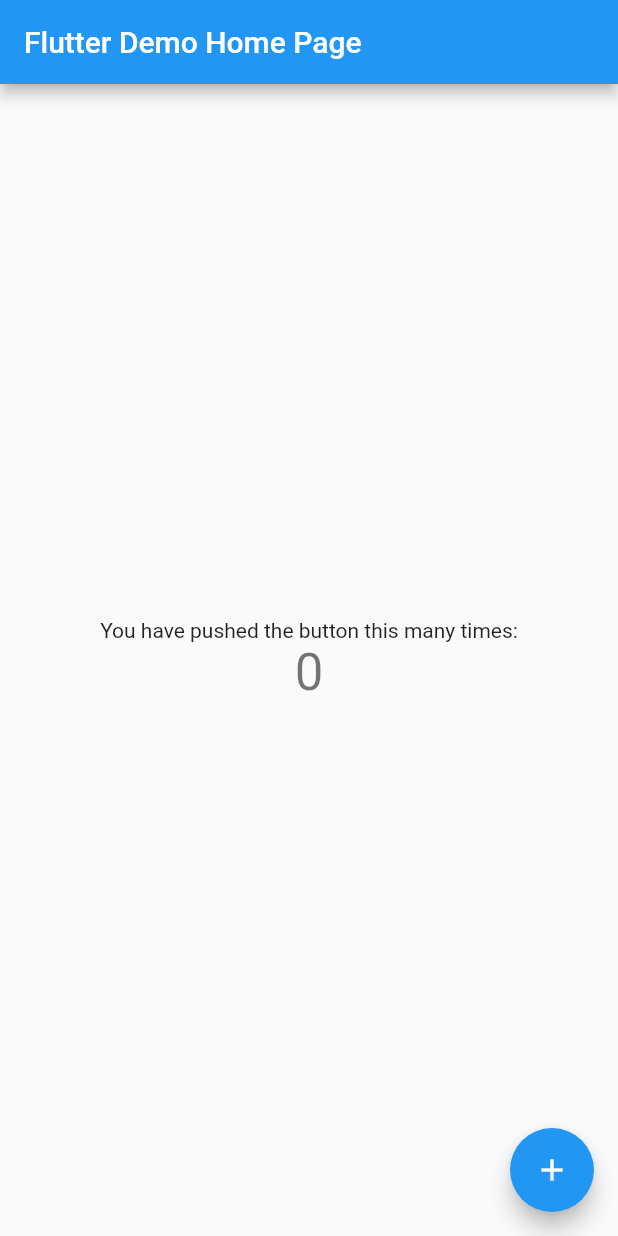
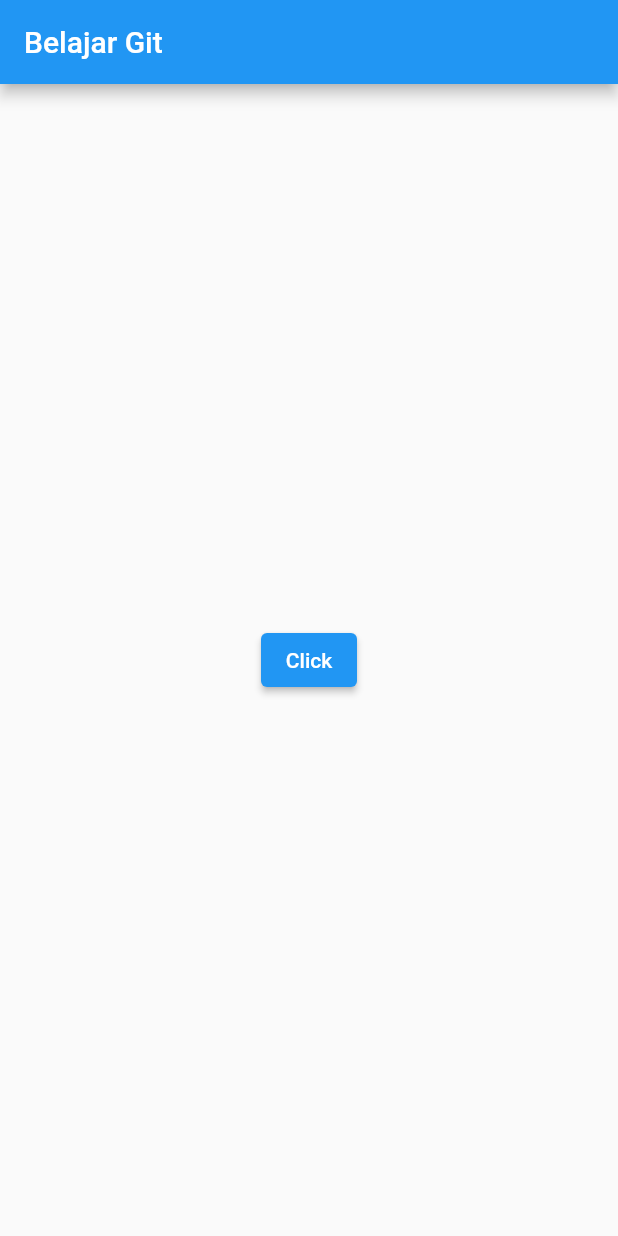
Before and after one commit to khozinnzx/belajar_git, a Flutter app: the screen it shows after launch, on a phone screen of 412 x 824 dp. Run offline on Flutter 3.47's test engine with Material 2 defaults, Android fonts, the phone set to English and light mode, and no system bars; our stand-ins replace get; missing offline and left inert: dart:js.

Commit message:
membuat button dengan fungsi menampilkan dialog

```diff
--- a/lib/main.dart
+++ b/lib/main.dart
@@ -1,115 +1,50 @@
+// ignore_for_file: prefer_const_constructors
+
+import 'dart:js';
+
 import 'package:flutter/material.dart';
+import 'package:get/get.dart';
 
 void main() {
-  runApp(const MyApp());
+  runApp(MyApp());
 }
 
 class MyApp extends StatelessWidget {
   const MyApp({super.key});
 
-  // This widget is the root of your application.
   @override
   Widget build(BuildContext context) {
-    return MaterialApp(
-      title: 'Flutter Demo',
-      theme: ThemeData(
-        // This is the theme of your application.
-        //
-        // Try running your application with "flutter run". You'll see the
-        // application has a blue toolbar. Then, without quitting the app, try
-        // changing the primarySwatch below to Colors.green and then invoke
-        // "hot reload" (press "r" in the console where you ran "flutter run",
-        // or simply save your changes to "hot reload" in a Flutter IDE).
-        // Notice that the counter didn't reset back to zero; the application
-        // is not restarted.
-        primarySwatch: Colors.blue,
-      ),
-      home: const MyHomePage(title: 'Flutter Demo Home Page'),
+    return GetMaterialApp(
+      home: HomePage(),
     );
   }
 }
 
-class MyHomePage extends StatefulWidget {
-  const MyHomePage({super.key, required this.title});
-
-  // This widget is the home page of your application. It is stateful, meaning
-  // that it has a State object (defined below) that contains fields that affect
-  // how it looks.
-
-  // This class is the configuration for the state. It holds the values (in this
-  // case the title) provided by the parent (in this case the App widget) and
-  // used by the build method of the State. Fields in a Widget subclass are
-  // always marked "final".
-
-  final String title;
-
-  @override
-  State<MyHomePage> createState() => _MyHomePageState();
-}
-
-class _MyHomePageState extends State<MyHomePage> {
-  int _counter = 0;
-
-  void _incrementCounter() {
-    setState(() {
-      // This call to setState tells the Flutter framework that something has
-      // changed in this State, which causes it to rerun the build method below
-      // so that the display can reflect the updated values. If we changed
-      // _counter without calling setState(), then the build method would not be
-      // called again, and so nothing would appear to happen.
-      _counter++;
-    });
-  }
+class HomePage extends StatelessWidget {
+  const HomePage({super.key});
 
   @override
   Widget build(BuildContext context) {
-    // This method is rerun every time setState is called, for instance as done
-    // by the _incrementCounter method above.
-    //
-    // The Flutter framework has been optimized to make rerunning build methods
-    // fast, so that you can just rebuild anything that needs updating rather
-    // than having to individually change instances of widgets.
     return Scaffold(
       appBar: AppBar(
-        // Here we take the value from the MyHomePage object that was created by
-        // the App.build method, and use it to set our appbar title.
-        title: Text(widget.title),
+        title: Text("Belajar Git"),
       ),
       body: Center(
-        // Center is a layout widget. It takes a single child and positions it
-        // in the middle of the parent.
-        child: Column(
-          // Column is also a layout widget. It takes a list of children and
-          // arranges them vertically. By default, it sizes itself to fit its
-          // children horizontally, and tries to be as tall as its parent.
-          //
-          // Invoke "debug painting" (press "p" in the console, choose the
-          // "Toggle Debug Paint" action from the Flutter Inspector in Android
-          // Studio, or the "Toggle Debug Paint" command in Visual Studio Code)
-          // to see the wireframe for each widget.
-          //
-          // Column has various properties to control how it sizes itself and
-          // how it positions its children. Here we use mainAxisAlignment to
-          // center the children vertically; the main axis here is the vertical
-          // axis because Columns are vertical (the cross axis would be
-          // horizontal).
-          mainAxisAlignment: MainAxisAlignment.center,
-          children: <Widget>[
-            const Text(
-              'You have pushed the button this many times:',
-            ),
-            Text(
-              '$_counter',
-              style: Theme.of(context).textTheme.headline4,
-            ),
-          ],
-        ),
+        child: ElevatedButton(
+            onPressed: () {
+              showDialog(
+                context: context,
+                builder: (context) => AlertDialog(
+                  shape: RoundedRectangleBorder(
+                    borderRadius: BorderRadius.circular(20),
+                  ),
+                  title: Text('ini Dialog'),
+                  content: Text('ini adalah isi dari content alert Dialog'),
+                ),
+              );
+            },
+            child: Text('Click')),
       ),
-      floatingActionButton: FloatingActionButton(
-        onPressed: _incrementCounter,
-        tooltip: 'Increment',
-        child: const Icon(Icons.add),
-      ), // This trailing comma makes auto-formatting nicer for build methods.
     );
   }
 }
```
Also changed, not shown: pubspec.yaml (+4 -12 lines), pubspec.lock.
